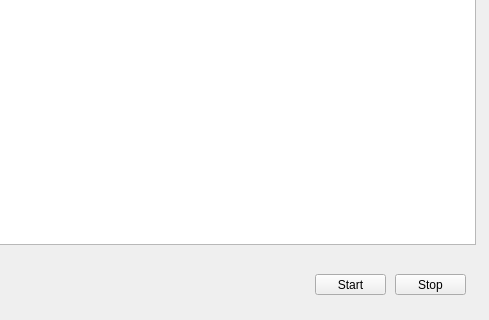
misunderstood173/PrerollJoiner, file mainwindow.ui: the form before one commit; both pictures show x 475 to 964 and y 156 to 476 of the 964 by 476 pixel window.
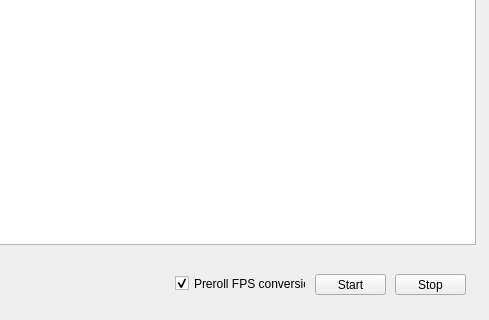
The form after the commit.

Commit message:
FPS check added
It now converts preroll not only to the same audio sample rate as the
video but with the same fps too.

Patch:
```diff
--- a/mainwindow.ui
+++ b/mainwindow.ui
@@ -481,6 +481,22 @@
      </item>
     </layout>
    </widget>
+   <widget class="QCheckBox" name="checkBoxFPS">
+    <property name="geometry">
+     <rect>
+      <x>650</x>
+      <y>430</y>
+      <width>131</width>
+      <height>19</height>
+     </rect>
+    </property>
+    <property name="text">
+     <string>Preroll FPS conversion</string>
+    </property>
+    <property name="checked">
+     <bool>true</bool>
+    </property>
+   </widget>
   </widget>
   <widget class="QMenuBar" name="menuBar">
    <property name="geometry">
```
The commit also changes 2 other files.
